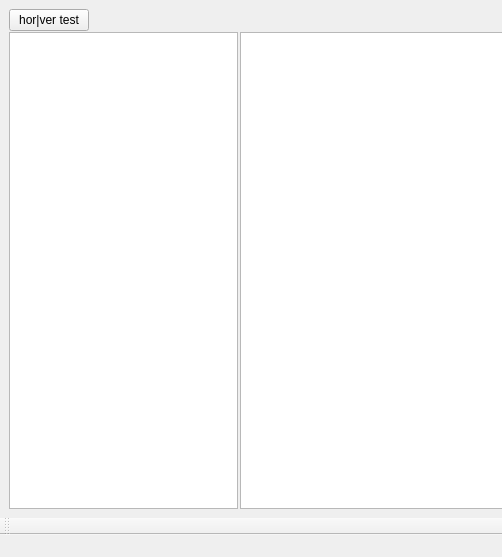
Qt form clipboards/researchremed.ui (iliner23/openRadar) before a commit; both pictures show x 0 to 502 and y 0 to 557 of the 936 by 557 pixel window.
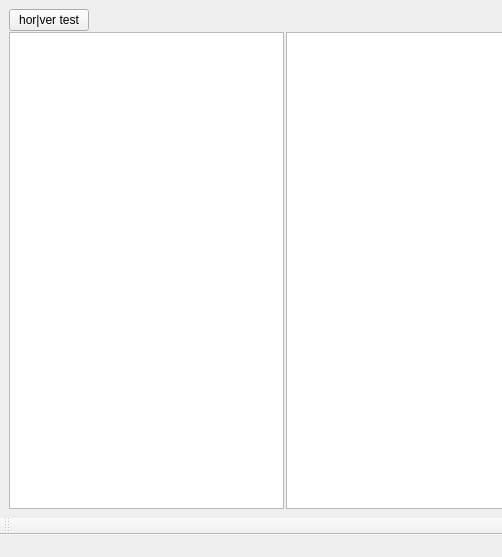
The same form after that commit.

```diff
--- a/clipboards/researchremed.ui
+++ b/clipboards/researchremed.ui
@@ -14,7 +14,7 @@
    <string>Dialog</string>
   </property>
   <widget class="QWidget" name="horizontalLayoutWidget">
-   <layout class="QGridLayout" name="gridLayout" rowstretch="0,0" columnstretch="3,0,9">
+   <layout class="QGridLayout" name="gridLayout" rowstretch="0,0" columnstretch="3,0,7">
     <property name="spacing">
      <number>1</number>
     </property>
@@ -74,6 +74,9 @@
     </item>
     <item row="1" column="2">
      <widget class="QGraphicsView" name="graphicsView">
+      <property name="enabled">
+       <bool>true</bool>
+      </property>
       <property name="sizePolicy">
        <sizepolicy hsizetype="Expanding" vsizetype="Expanding">
         <horstretch>0</horstretch>
```
Left out of the diff: 28 changed lines with no effect on the pictures.
